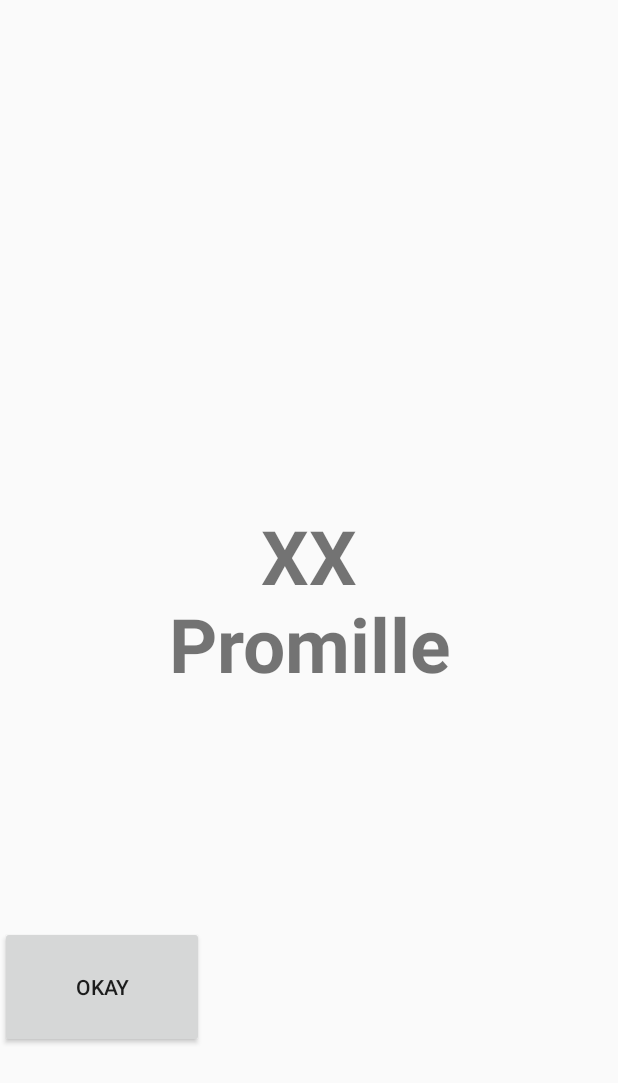
After one commit to Nitschi/hackathon2018, an Android app: the layout activity_alcohol_test.xml on its own in the app's theme, with its tools: preview values and no code run, on a phone screen of 412 x 824 dp. The commit adds this screen. Shown: the top 1083 px of the screen. Run offline under Robolectric (Android 15) with nearby library versions, the phone set to English and light mode, and no system bars.

Commit message:
Alcohol Test as Activity

```diff
--- a/app/src/main/AndroidManifest.xml
+++ b/app/src/main/AndroidManifest.xml
@@ -1,6 +1,7 @@
 <?xml version="1.0" encoding="utf-8"?>
 <manifest xmlns:android="http://schemas.android.com/apk/res/android"
     package="com.beertastic.beertastic">
+
     <uses-feature android:name="android.hardware.usb.host" />
 
     <application
@@ -22,6 +23,7 @@
             <intent-filter>
                 <action android:name="android.hardware.usb.action.USB_DEVICE_ATTACHED" />
             </intent-filter>
+
             <meta-data
                 android:name="android.hardware.usb.action.USB_DEVICE_ATTACHED"
                 android:resource="@xml/device_filter" />
@@ -29,7 +31,8 @@
         <activity
             android:name=".LocalMultiplayer"
             android:label="@string/title_activity_local_multiplayer"
-            android:theme="@style/AppTheme.NoActionBar"></activity>
+            android:theme="@style/AppTheme.NoActionBar" />
+        <activity android:name=".AlcoholTestActivity"></activity>
     </application>
 
 </manifest>
--- /dev/null
+++ b/app/src/main/res/layout/activity_alcohol_test.xml
@@ -0,0 +1,35 @@
+<?xml version="1.0" encoding="utf-8"?>
+<android.support.constraint.ConstraintLayout xmlns:android="http://schemas.android.com/apk/res/android"
+    xmlns:app="http://schemas.android.com/apk/res-auto"
+    xmlns:tools="http://schemas.android.com/tools"
+    android:layout_width="match_parent"
+    android:layout_height="match_parent"
+    tools:context="com.beertastic.beertastic.AlcoholTestActivity">
+
+    <TextView
+        android:id="@+id/promilleDisplay"
+        android:layout_width="219dp"
+        android:layout_height="151dp"
+        android:text="XX Promille"
+        android:textAlignment="center"
+        android:textSize="50sp"
+        android:textStyle="bold"
+        app:layout_constraintBottom_toBottomOf="parent"
+        app:layout_constraintEnd_toEndOf="parent"
+        app:layout_constraintHorizontal_bias="0.5"
+        app:layout_constraintStart_toStartOf="parent"
+        app:layout_constraintTop_toTopOf="parent" />
+
+    <Button
+        android:id="@+id/promilleButton"
+        android:layout_width="136dp"
+        android:layout_height="81dp"
+        android:layout_marginBottom="24dp"
+        android:layout_marginTop="24dp"
+        android:text="Okay"
+        android:textAlignment="center"
+        app:layout_constraintBottom_toBottomOf="parent"
+        app:layout_constraintTop_toBottomOf="@+id/promilleDisplay"
+        app:layout_constraintVertical_bias="0.509"
+        tools:layout_editor_absoluteX="124dp" />
+</android.support.constraint.ConstraintLayout>
```
Also changed, not shown: app/src/main/java/com/beertastic/beertastic/AlcoholTestActivity.java (+32 -8 lines).
